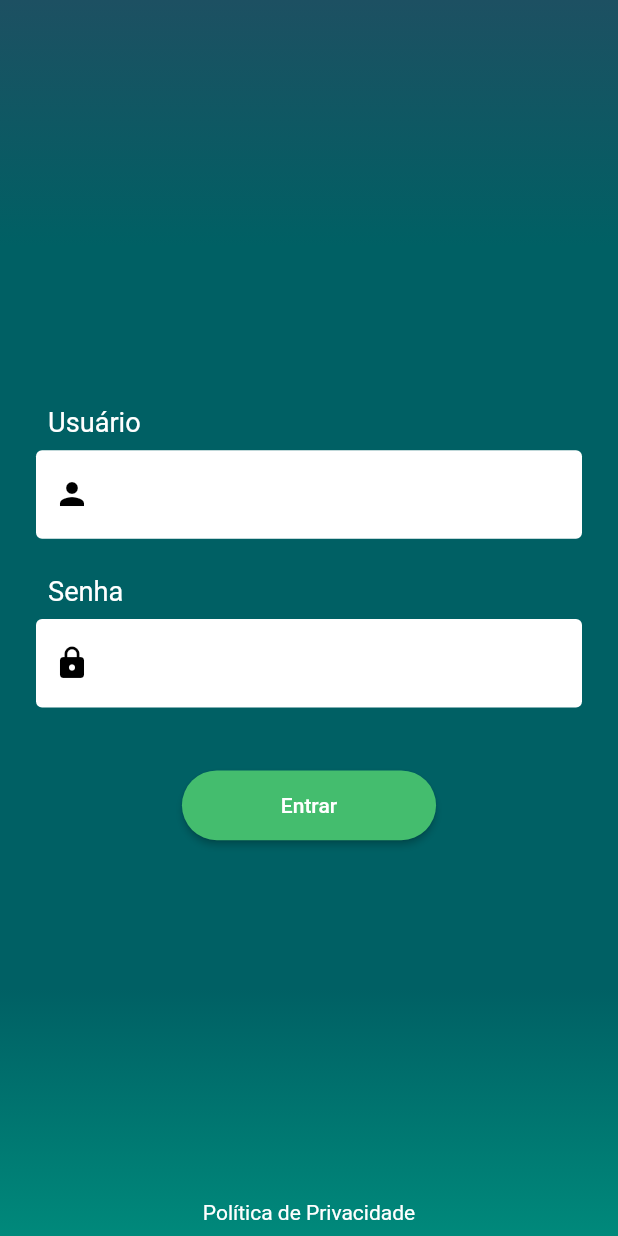
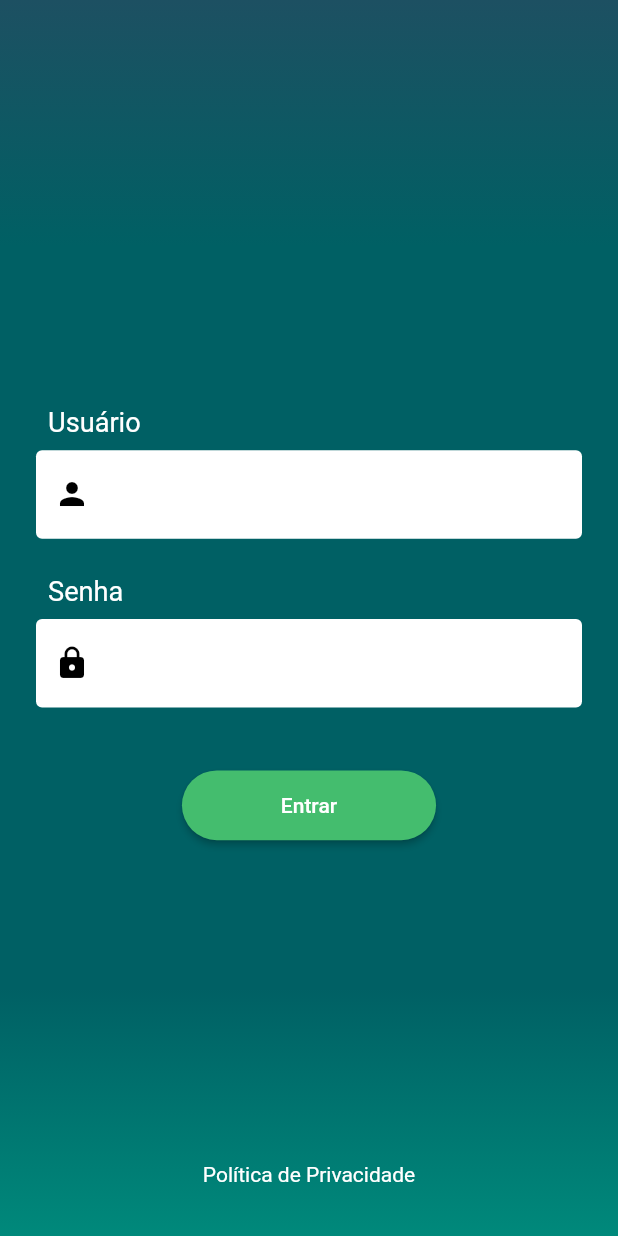
Before and after one commit to endyjams/LoginPage, a Flutter app: the screen it shows after launch, on a phone screen of 412 x 824 dp. Run offline on Flutter 3.47's test engine with Material 2 defaults, Android fonts, the phone set to English and light mode, and no system bars; our stand-ins replace flutter_mobx, mobx; generated files the repository leaves out were written again.

Commit message:
changes & fix: correcting login screen gradiente colors & fixing Politica de privacidade text wrong behavior when form field is clicked

```diff
--- a/lib/features/authentication/presentation/view/login_page.dart
+++ b/lib/features/authentication/presentation/view/login_page.dart
@@ -31,9 +31,9 @@ class LoginPage extends StatelessWidget {
               right: 0,
               child: InkWell(
                 onTap: () => _launchURL(Uri.parse('https://www.google.com')),
-                child: const Padding(
-                  padding: EdgeInsets.all(8.0),
-                  child: Text(
+                child: Padding(
+                  padding: EdgeInsets.only(bottom: MediaQuery.of(context).size.height * 0.04),
+                  child: const Text(
                     'Política de Privacidade',
                     textAlign: TextAlign.center,
                     style: TextStyle(color: Colors.white),
```
Also changed, not shown: 3 other files.
